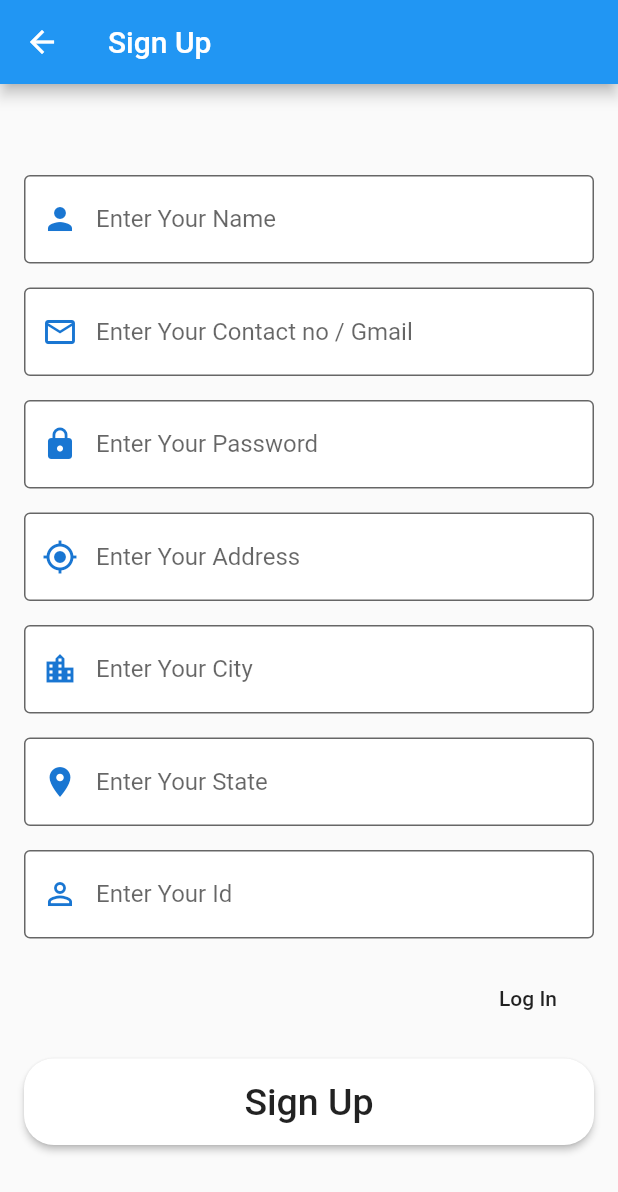
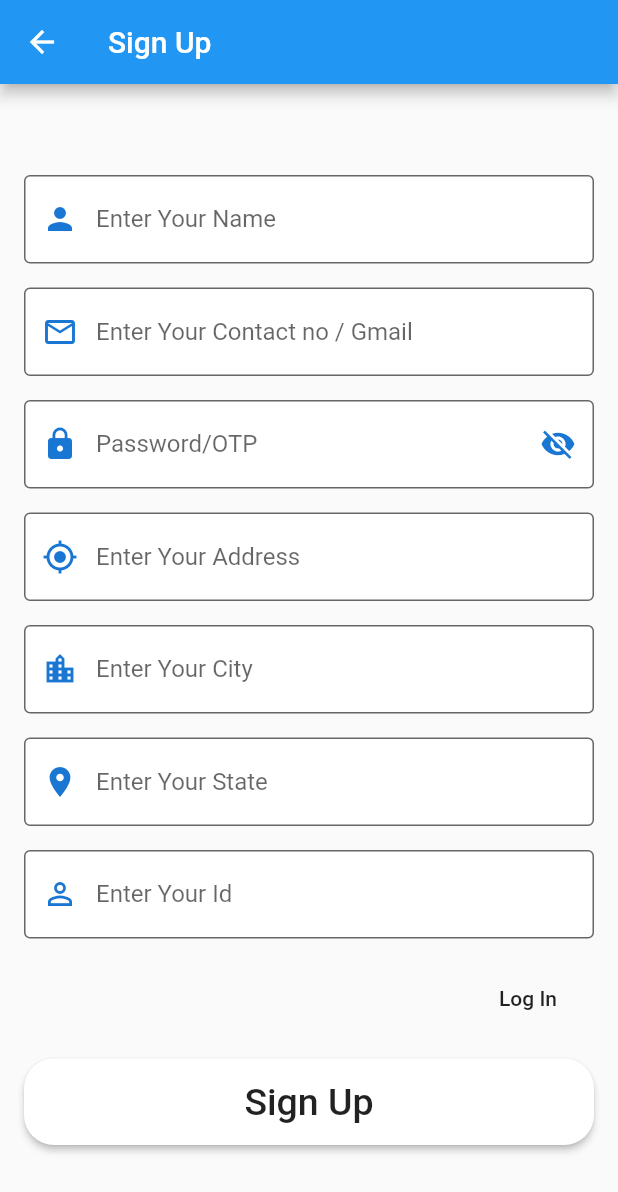
Before and after one commit to shadsheikh/JobIn, a Flutter app: the sign12 screen opened directly, on a phone screen of 412 x 824 dp. Shown: the top 1192 px of the screen. Run offline on Flutter 3.47's test engine with Material 2 defaults, Android fonts, the phone set to English and light mode, and no system bars; our stand-ins replace badges, cloud_firestore, connectivity, firebase_auth, firebase_core, font_awesome_flutter; missing offline and left inert: flappy_search_bar; accounts and stored records are empty.

Commit message:
This is First Commit

```diff
--- a/lib/employer_signin.dart
+++ b/lib/employer_signin.dart
@@ -17,7 +17,12 @@ class _sign12State extends State<sign12> {
   final AuthService _auth = AuthService();
   String email,password,address,name,city,state,id;
   String error = '';
+  var _password = TextEditingController();
+  var _passwordVisible;
   @override
+  void initState() {
+    _passwordVisible = false;
+  }
   Widget build(BuildContext context) {
     return Scaffold(
       appBar: AppBar(
@@ -77,22 +82,37 @@ class _sign12State extends State<sign12> {
                 ),
 
                 //Password
+
                 Padding(
                   padding: const EdgeInsets.all(8.0),
                   child: TextFormField(
-                    autofocus: false,
-                    obscureText: true,
+                    controller: _password,
+                    obscureText: !_passwordVisible,
                     onChanged: (val){
                       setState(() => password = val);
                     },
-                    //controller: TextEditingController(),
                     decoration: InputDecoration(
                       fillColor: Colors.white,
                       filled: true,
-                      hintText: 'Enter Your Password',
+                      labelText: 'Password/OTP',
+                      hintText: 'Enter Your Password/OTP',
                       prefixIcon: Icon(
                         Icons.lock,
                         color: Theme.of(context).primaryColorDark,
+                      ),
+                      prefixText: '  ',
+                      suffixIcon: IconButton(
+                        icon: Icon(
+                          _passwordVisible
+                              ? Icons.visibility
+                              : Icons.visibility_off,
+                          color: Theme.of(context).primaryColorDark,
+                        ),
+                        onPressed: () {
+                          setState(() {
+                            _passwordVisible = !_passwordVisible;
+                          });
+                        },
                       ),
                       border: new OutlineInputBorder(),
                     ),
--- a/lib/p4_signin.dart
+++ b/lib/p4_signin.dart
@@ -13,6 +13,7 @@ class _singinState extends State<singin> {
   @override
   Widget build(BuildContext context) {
     return Scaffold(
+
       resizeToAvoidBottomPadding: false,
       appBar: AppBar(
           title: Text(
```
Also changed, not shown: lib/p6_1_Employer_create_new_job.dart (+38 -2 lines).
